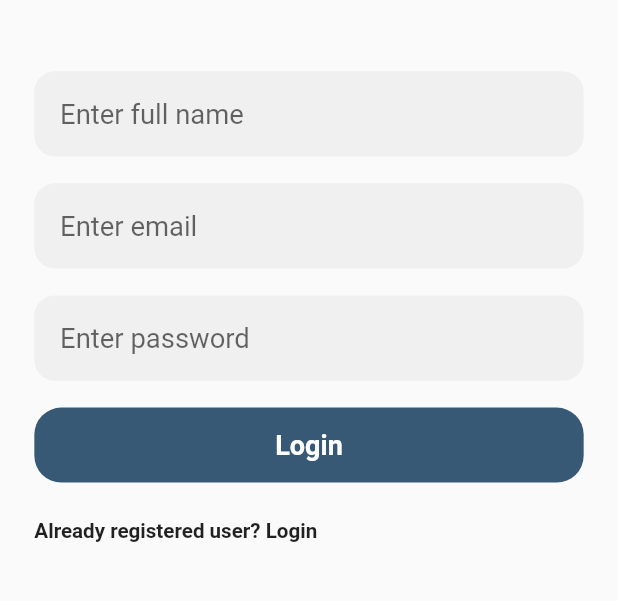
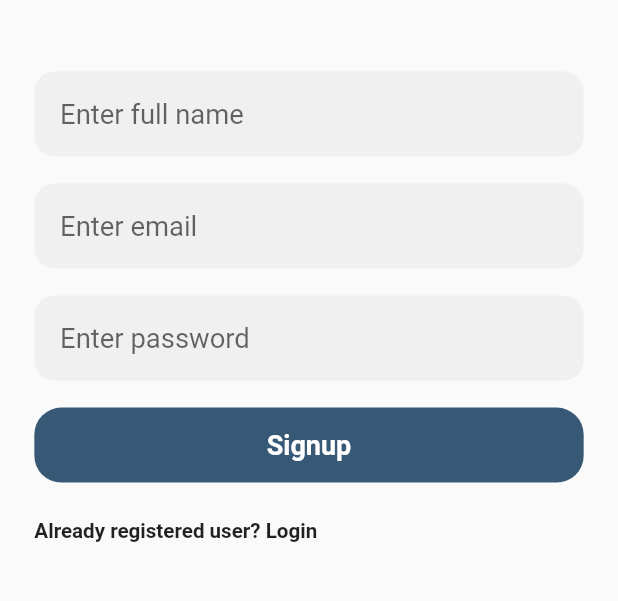
Before and after one commit to irahulsah/ticket_manager, a Flutter app: the Signup screen opened directly, on a phone screen of 412 x 824 dp, the part 404-1005 px from its top. Run offline on Flutter 3.47's test engine with Material 2 defaults, Android fonts, the phone set to English and light mode, and no system bars; our stand-ins replace csv, dio, file_picker, flutter_screenutil, hooks_riverpod, permission_handler and 1 more; missing offline and left inert: qr_code_scanner.

Commit message:
login and signup page completed

```diff
--- a/app/lib/features/signup.dart
+++ b/app/lib/features/signup.dart
@@ -52,7 +52,7 @@ class Signup extends StatelessWidget {
                 ),
                 child: const Center(
                   child: Text(
-                    "Login",
+                    "Signup",
                     style: TextStyle(
                       color: Colors.white,
                       fontSize: 18,
```
